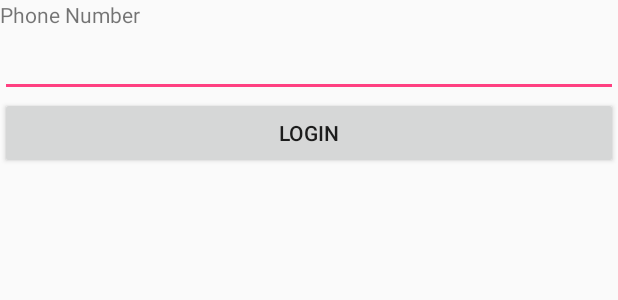
After one commit to darenl/ChatRoom, an Android app: the layout login.xml on its own in the app's theme, with its tools: preview values and no code run, on a phone screen of 412 x 824 dp. The commit adds this screen. Shown: the top 300 px of the screen. Run offline under Robolectric (Android 15) with nearby library versions, the phone set to English and light mode, and no system bars; network calls fail.

Commit message:
added login screen

```diff
--- a/app/build.gradle
+++ b/app/build.gradle
@@ -8,8 +8,8 @@ android {
         applicationId "com.shaban.darenliu.chatroom"
         minSdkVersion 14
         targetSdkVersion 24
-        versionCode 3
-        versionName "3"
+        versionCode 4
+        versionName "4"
     }
     buildTypes {
         release {
--- /dev/null
+++ b/app/src/main/res/layout/login.xml
@@ -0,0 +1,33 @@
+<?xml version="1.0" encoding="utf-8"?>
+<LinearLayout xmlns:android="http://schemas.android.com/apk/res/android"
+    xmlns:tools="http://schemas.android.com/tools"
+    android:layout_width="match_parent"
+    android:layout_height="match_parent"
+    android:orientation="vertical"
+    tools:context="com.shaban.darenliu.chatroom.login">
+
+    <TextView
+        android:id="@+id/editText"
+        android:layout_width="match_parent"
+        android:layout_height="wrap_content"
+        android:ems="10"
+        android:inputType="textPersonName"
+        android:text="Phone Number" />
+
+    <EditText
+        android:id="@+id/phone"
+        android:layout_width="match_parent"
+        android:layout_height="wrap_content"
+        android:ems="10"
+        android:inputType="textPersonName"
+        android:text="" />
+
+    <Button
+        android:id="@+id/button2"
+        android:layout_width="match_parent"
+        android:layout_height="wrap_content"
+        android:text="Login" />
+
+
+
+</LinearLayout>
```
Also changed, not shown: app/src/main/AndroidManifest.xml (+9 -2 lines), app/src/main/java/com/shaban/darenliu/chatroom/CourseFragment.java (+3 -60 lines), app/src/main/java/com/shaban/darenliu/chatroom/LoginActivity.java (added, +99 -0 lines), app/src/main/java/com/shaban/darenliu/chatroom/MainActivity.java (+14 -3 lines), app/src/main/java/com/shaban/darenliu/chatroom/SettingsFragment.java (+6 -55 lines).
